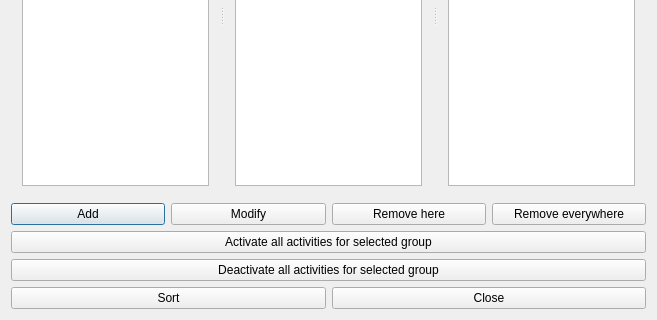
Old version of the form src/interface/groupsform_template.ui in the repository karandit/fet; both pictures show x 0 to 657 and y 178 to 498 of the 657 by 498 pixel window.
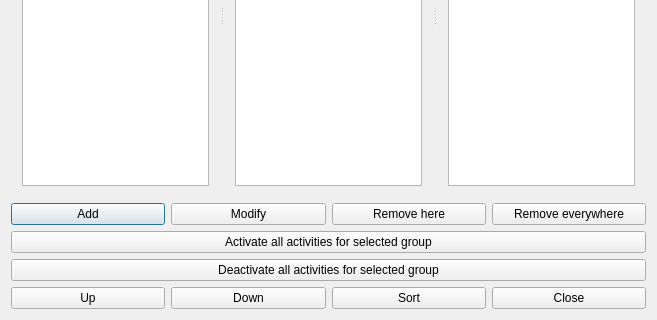
New version of the form.

```diff
--- a/src/interface/groupsform_template.ui
+++ b/src/interface/groupsform_template.ui
@@ -126,6 +126,20 @@
    </item>
    <item row="4" column="0">
     <layout class="QHBoxLayout" name="horizontalLayout">
+     <item>
+      <widget class="QPushButton" name="moveGroupUpPushButton">
+       <property name="text">
+        <string comment="It means move the item up in the list">Up</string>
+       </property>
+      </widget>
+     </item>
+     <item>
+      <widget class="QPushButton" name="moveGroupDownPushButton">
+       <property name="text">
+        <string comment="It means move the item down in the list">Down</string>
+       </property>
+      </widget>
+     </item>
      <item>
       <widget class="QPushButton" name="sortGroupsPushButton">
        <property name="text">
```
